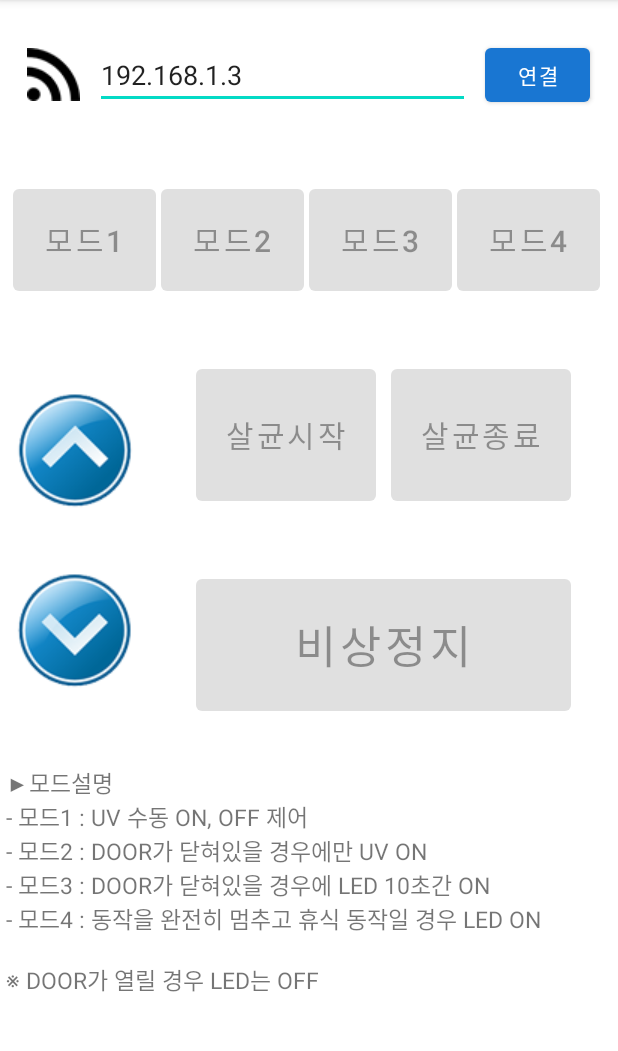
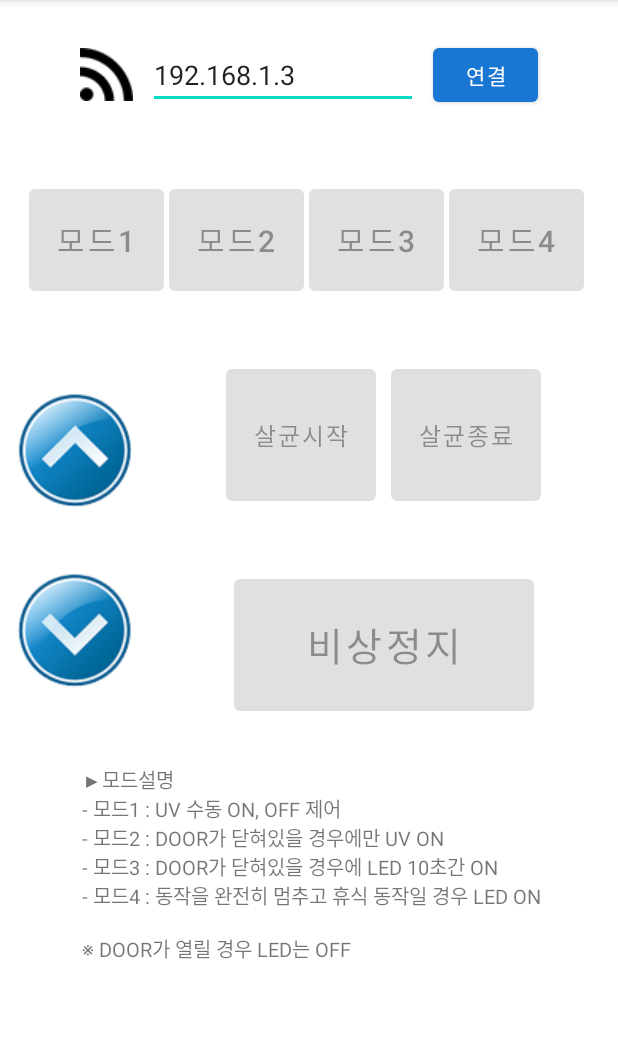
Before and after one commit to hugebio/DWC, an Android app: the screen it shows after launch (MainActivity), on a phone screen of 412 x 824 dp, the part 84-1135 px from its top. Run offline under Robolectric (Android 15) with nearby library versions, the phone set to English and light mode, and no system bars.

Commit message:
Version 1.01 낮은해상도에서도 볼수 있도록 Button의 사이즈를 줄였음

```diff
--- a/app/src/main/res/layout/activity_main.xml
+++ b/app/src/main/res/layout/activity_main.xml
@@ -23,7 +23,7 @@
 
         <EditText
             android:id="@+id/lblip"
-            android:layout_width="250dp"
+            android:layout_width="180dp"
             android:layout_height="wrap_content"
             android:inputType="numberDecimal"
             android:digits="1234567890."
@@ -49,28 +49,28 @@
         ">
         <Button
             android:id="@+id/btnmode1"
-            android:layout_width="95dp"
+            android:layout_width="90dp"
             android:layout_height="80dp"
             android:text="모드1"
             android:textSize="20sp"
             android:layout_marginRight="3dp"/>
         <Button
             android:id="@+id/btnmode2"
-            android:layout_width="95dp"
+            android:layout_width="90dp"
             android:layout_height="80dp"
             android:layout_marginRight="3dp"
             android:textSize="20sp"
             android:text="모드2"/>
         <Button
             android:id="@+id/btnmode3"
-            android:layout_width="95dp"
+            android:layout_width="90dp"
             android:layout_height="80dp"
             android:layout_marginRight="3dp"
             android:textSize="20sp"
             android:text="모드3"/>
         <Button
             android:id="@+id/btnmode4"
-            android:layout_width="95dp"
+            android:layout_width="90dp"
             android:layout_marginRight="3dp"
             android:textSize="20sp"
             android:layout_height="80dp"
@@ -127,16 +127,16 @@
 
                 <Button
                     android:id="@+id/btnsterstart"
-                    android:layout_width="120dp"
+                    android:layout_width="100dp"
                     android:layout_height="100dp"
                     android:layout_marginRight="10dp"
-                    android:textSize="20sp"
+                    android:textSize="16sp"
                     android:text="살균시작"/>
                 <Button
                     android:id="@+id/btnsterstop"
-                    android:layout_width="120dp"
+                    android:layout_width="100dp"
                     android:layout_height="100dp"
-                    android:textSize="20sp"
+                    android:textSize="16sp"
                     android:text="살균종료"/>
             </LinearLayout>
             <LinearLayout
@@ -147,9 +147,9 @@
                 android:layout_marginTop="40dp">
                 <Button
                     android:id="@+id/btnemer"
-                    android:layout_width="250dp"
+                    android:layout_width="200dp"
                     android:layout_height="100dp"
-                    android:textSize="30sp"
+                    android:textSize="26sp"
                     android:text="비상정지"/>
 
 
@@ -170,9 +170,9 @@
         android:layout_marginTop="30dp">
 
         <TextView
-            android:layout_width="match_parent"
+            android:layout_width="wrap_content"
             android:layout_height="match_parent"
-            android:textSize="15sp"
+            android:textSize="13sp"
             android:text="@string/help"/>
 
 
```
Also changed, not shown: 1 other file.
